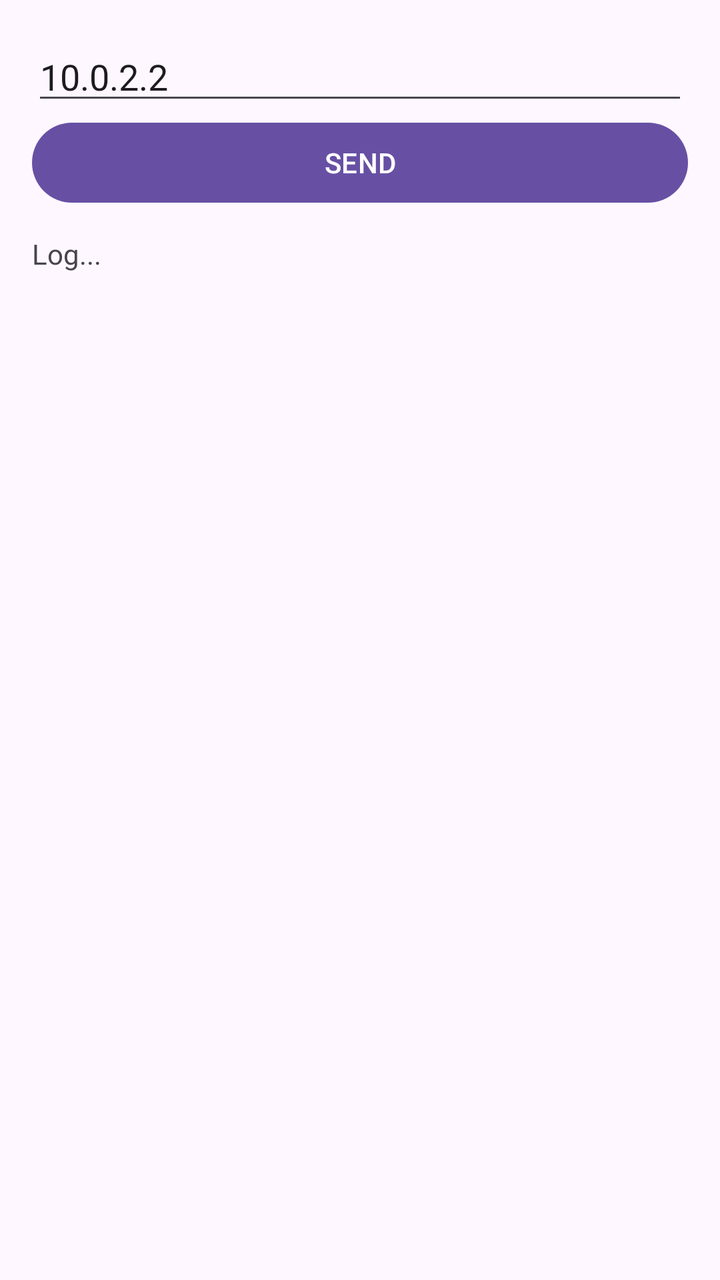
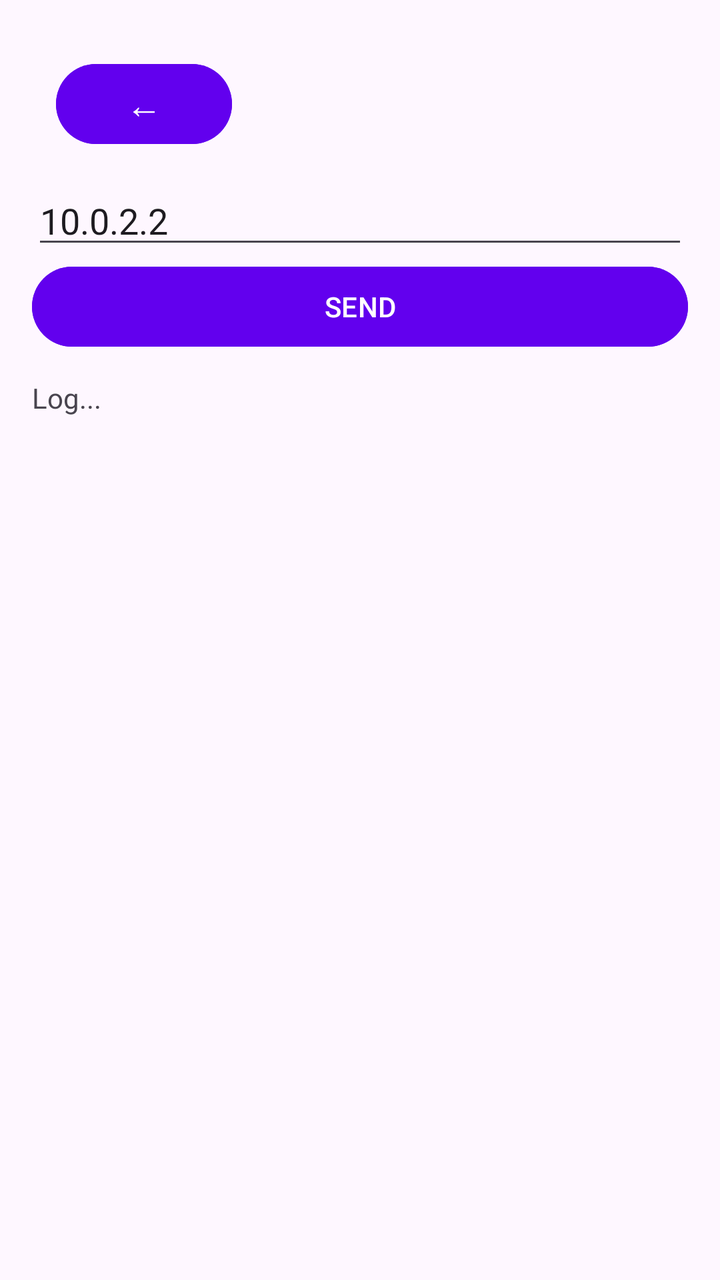

An Android layout rendered at two revisions. The XML below is the earlier revision; the diff shows what the commit changed to produce the second picture.
<!-- AndroidManifest.xml: application theme Theme.MyApplication -->
<!-- res/layout/activity_sockets_zmq.xml -->
<?xml version="1.0" encoding="utf-8"?>
<LinearLayout xmlns:android="http://schemas.android.com/apk/res/android"
    android:id="@+id/main"
    android:layout_width="match_parent"
    android:layout_height="match_parent"
    android:orientation="vertical"
    android:padding="16dp">

    <EditText
        android:id="@+id/etServerIp"
        android:layout_width="match_parent"
        android:layout_height="wrap_content"
        android:hint="IP сервера"
        android:text="10.0.2.2"/>

    <Button
        android:id="@+id/btnSend"
        android:layout_width="match_parent"
        android:layout_height="wrap_content"
        android:text="SEND"/>

    <TextView
        android:id="@+id/tvLog"
        android:layout_width="match_parent"
        android:layout_height="wrap_content"
        android:text="Log..."
        android:paddingTop="12dp"/>
</LinearLayout>
<!-- resources referenced by this layout -->
<resources>
  <style name="Theme.MyApplication" parent="Base.Theme.MyApplication" />
  <style name="Base.Theme.MyApplication" parent="Theme.Material3.DayNight.NoActionBar">
          
          
      </style>
</resources>

<!-- the commit's change to res/layout/activity_sockets_zmq.xml (unified diff, before → after) -->
@@ -6,23 +6,34 @@
     android:orientation="vertical"
     android:padding="16dp">
 
+    <Button
+        android:id="@+id/btnBackToMenu"
+        android:layout_width="wrap_content"
+        android:layout_height="wrap_content"
+        android:layout_margin="12dp"
+        android:backgroundTint="#6200EE"
+        android:text="←"
+        android:textColor="#FFFFFF"
+        android:textSize="18sp" />
+
     <EditText
         android:id="@+id/etServerIp"
         android:layout_width="match_parent"
         android:layout_height="wrap_content"
         android:hint="IP сервера"
-        android:text="10.0.2.2"/>
+        android:text="10.0.2.2" />
 
     <Button
         android:id="@+id/btnSend"
         android:layout_width="match_parent"
         android:layout_height="wrap_content"
-        android:text="SEND"/>
+        android:backgroundTint="#6200EE"
+        android:text="SEND" />
 
     <TextView
         android:id="@+id/tvLog"
         android:layout_width="match_parent"
         android:layout_height="wrap_content"
-        android:text="Log..."
-        android:paddingTop="12dp"/>
+        android:paddingTop="12dp"
+        android:text="Log..." />
 </LinearLayout>
